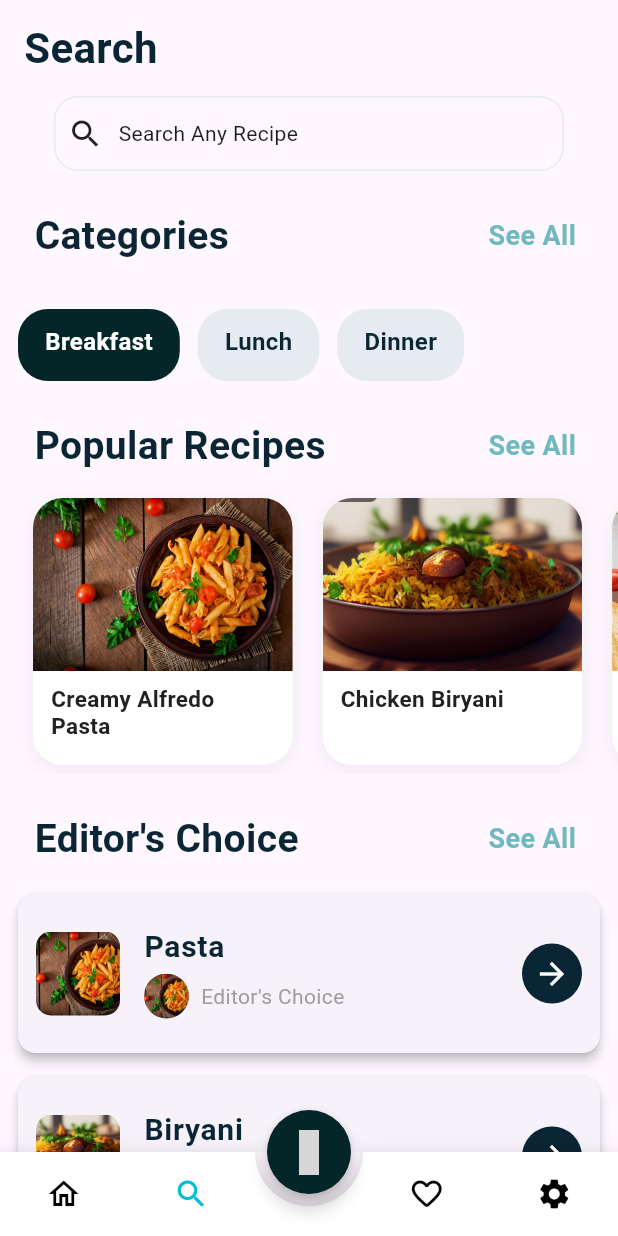
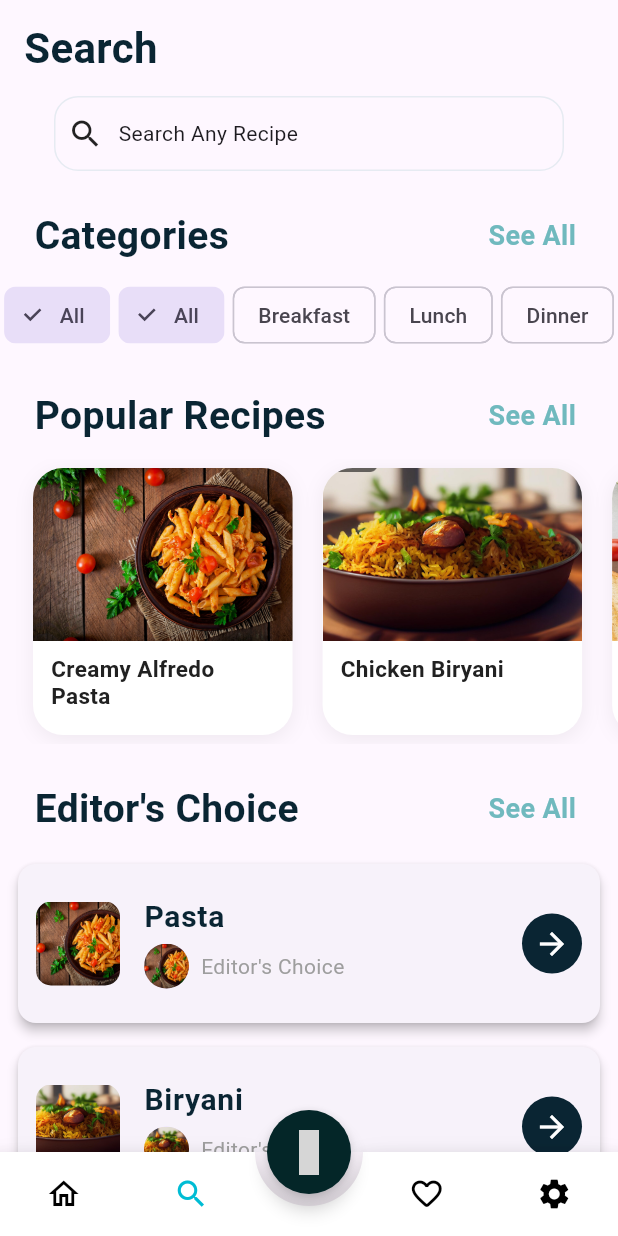
Before and after one commit to Techie58/Bite_Book, a Flutter app: the screen it shows after launch, item 2 of the bottom bar chosen, on a phone screen of 412 x 824 dp. Run offline on Flutter 3.47's test engine with Material 3 defaults, Android fonts, the phone set to English and light mode, and no system bars; drawn by our look-alikes of animated_bottom_navigation_bar; our stand-ins replace firebase_core, hugeicons, shared_preferences, sliding_up_panel; accounts and stored records are empty; grey boxes are pictures that could not be loaded.

```diff
--- a/lib/pages/search_page.dart
+++ b/lib/pages/search_page.dart
@@ -49,7 +49,7 @@ class SearchPage extends StatelessWidget {
               crossAxisAlignment: CrossAxisAlignment.start,
               children: [
                 SeeAllTile(tileName: "Categories"),
-                CategoryListView(categoryList: categoryNamesList),
+                CategoryListView(categoryList: categoryNamesList,),
               ],
             ),
           ),
--- a/lib/utils/constants.dart
+++ b/lib/utils/constants.dart
@@ -104,6 +104,7 @@ const List<String> editorChoiceRecipesNamesList = [
 ];
 //
 const List<String> categoryNamesList = [
+  "All",
   "Breakfast",
   "Lunch",
   "Dinner",
--- a/lib/widgets/category_listview.dart
+++ b/lib/widgets/category_listview.dart
@@ -1,18 +1,36 @@
-import 'package:bite_book/designs/home/category_container_design.dart';
-import 'package:flutter/cupertino.dart';
+// lib/widgets/category_list.dart
 import 'package:flutter/material.dart';
+import 'package:provider/provider.dart';
+
+import '../providers/fav_recipe_provider.dart';
 
 class CategoryListView extends StatelessWidget {
   final List<String> categoryList;
-
-  const CategoryListView({super.key, required this.categoryList});
+  const CategoryListView({required this.categoryList});
 
   @override
   Widget build(BuildContext context) {
-    return Padding(
-      padding: const EdgeInsets.only(top: 20),
-      child: CategoryDesign(categoryList: categoryList),
-    )
-      ;
+    return Consumer<RecipeProvider>(
+      builder: (context, prov, _) {
+        final selected = prov.selectedCategory;
+        return Row(
+          mainAxisAlignment: MainAxisAlignment.spaceAround,
+          children: [
+            // Add 'All' option
+            _buildChip(context, 'All', selected == 'All'),
+            for (final c in categoryList) _buildChip(context, c, selected == c),
+          ],
+        );
+      },
+    );
+  }
+
+  Widget _buildChip(BuildContext context, String label, bool active) {
+    final prov = Provider.of<RecipeProvider>(context, listen: false);
+    return ChoiceChip(
+      label: Text(label),
+      selected: active,
+      onSelected: (_) => prov.setCategory(label),
+    );
   }
 }
```
Also changed, not shown: lib/pages/fav_page.dart (+37 -10 lines).
